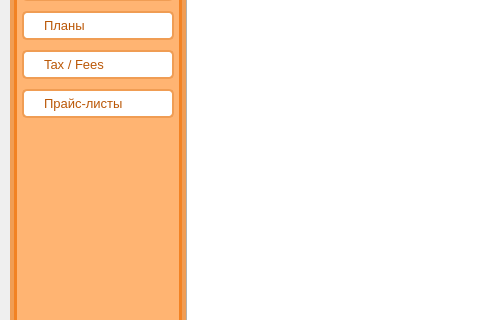
Qt form wind/main_window.ui (Masik84/Daily_Report_QT) before a commit; both pictures show x 0 to 480 and y 189 to 509 of the 1400 by 820 pixel window.
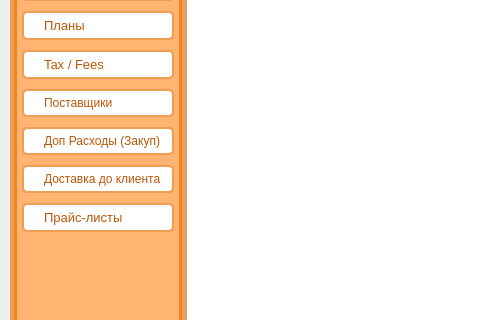
The same form after that commit. The open tabs and pages were chosen to show the change. Icons and pictures are not drawn.

Commit message: updated suppliers, taxfees, addcosts

```diff
--- a/wind/main_window.ui
+++ b/wind/main_window.ui
@@ -485,6 +485,27 @@
               </property>
              </widget>
             </item>
+            <item>
+             <widget class="QPushButton" name="btn_Supplier">
+              <property name="text">
+               <string>Поставщики</string>
+              </property>
+             </widget>
+            </item>
+            <item>
+             <widget class="QPushButton" name="btn_AddCosts">
+              <property name="text">
+               <string>Доп Расходы (Закуп)</string>
+              </property>
+             </widget>
+            </item>
+            <item>
+             <widget class="QPushButton" name="btn_CustDelivery">
+              <property name="text">
+               <string>Доставка до клиента</string>
+              </property>
+             </widget>
+            </item>
             <item>
              <widget class="QPushButton" name="btn_Price">
               <property name="minimumSize">
```
Left out of the diff: 22 changed lines with no effect on the pictures. The commit also changes 20 other files.
